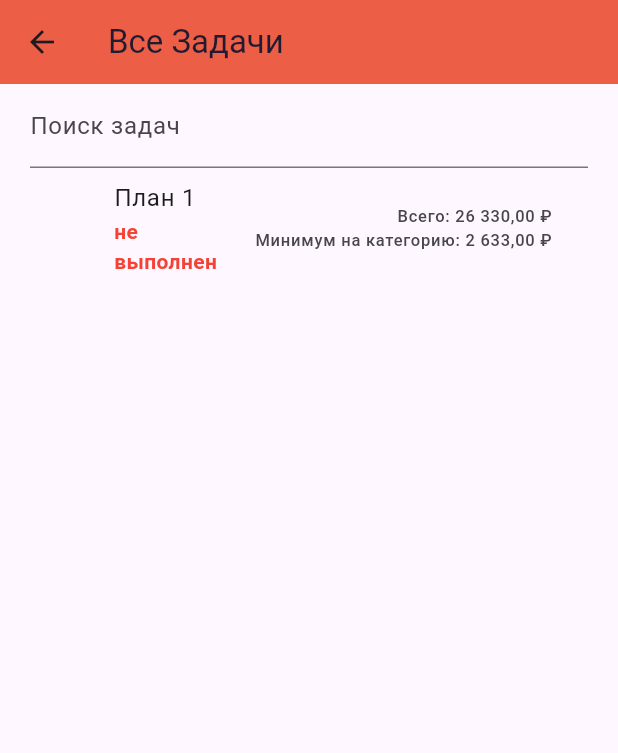
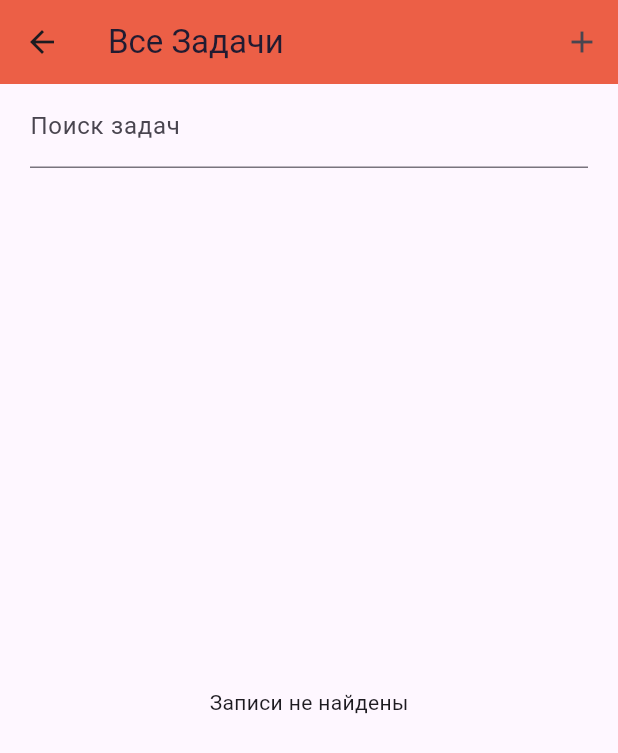
Before and after one commit to 517ANT38/Expense-tracker-app-Flutter, a Flutter app: the screen it shows after launch, after a tap on "Задачи", on a phone screen of 412 x 824 dp. Shown: the top 753 px of the screen. Run offline on Flutter 3.47's test engine with Material 3 defaults, Android fonts, the phone set to English and light mode, and no system bars; our stand-ins replace fl_chart, shared_preferences, sqflite, sqflite_common_ffi; accounts and stored records are empty.

Commit message:
add change

```diff
--- a/lib/constants/icons.dart
+++ b/lib/constants/icons.dart
@@ -8,3 +8,12 @@ Map<String, IconData> icons = {
   'Учеба': Icons.science,
   'Прочее': Icons.local_activity,
 };
+
+Map<String, String> trans = {
+  'Транспорт': 'car',
+  'Хобби': 'palette',
+  'Еда и напитки': 'food',
+  'Развлечения': 'headphones',
+  'Учеба': 'science',
+  'Прочее': 'localActivity',
+};
--- a/lib/main.dart
+++ b/lib/main.dart
@@ -4,6 +4,7 @@ import 'package:app_finance/screens/all_plans.dart';
 import 'package:flutter/material.dart';
 import 'package:flutter_localizations/flutter_localizations.dart';
 import 'package:provider/provider.dart';
+import 'package:shared_preferences/shared_preferences.dart';
 import 'package:sqflite/sqflite.dart';
 import 'package:sqflite_common_ffi/sqflite_ffi.dart';
 import './models/database_provider.dart';
@@ -23,6 +24,9 @@ void main() async {
 
 
 Future<void> initApp() async {
+  SharedPreferences.setMockInitialValues({});
+  final SharedPreferences prefs = await SharedPreferences.getInstance();
+  await prefs.setInt("counter", 0);
   if (Platform.isWindows || Platform.isLinux) {
     sqfliteFfiInit();
   }
--- a/lib/models/basket_plan.dart
+++ b/lib/models/basket_plan.dart
@@ -1,29 +1,47 @@
 class BasketPlan {
   final int id;
-  final String title;
   final double allMoney;
-  final double minMoneyCategory;
+  final int  science;
+  final int car;
+  final int food;
+  final int palette;
+  final int headphones;
+  final int localActivity;
+
   bool isDone;
 
   BasketPlan({
     required this.id,
-    required this.title,
     required this.allMoney,
-    required this.minMoneyCategory,
+    required this.science,
+    required this.car,
+    required this.food,
+    required this.palette,
+    required this.headphones,
+    required this.localActivity,
     required this.isDone,
+
   });
 
   Map<String, dynamic> toMap() => {
-        'title': title,
         'allMoney': allMoney.toString(),
-        'minMoneyCategory': minMoneyCategory.toString(),
+        'science': science.toString(),
+        'car': car.toString(),
+        'food': food.toString(),
+        'palette': palette.toString(),
+        'headphones': headphones.toString(),
+        'localActivity': localActivity.toString(),
         'isDone': isDone.toString(),
       };
 
   factory BasketPlan.fromString(Map<String, dynamic> value) => BasketPlan(
       id: value['id'],
-      title: value['title'],
       allMoney: double.parse(value['allMoney']),
-      minMoneyCategory: double.parse(value['minMoneyCategory']),
+      science: int.parse(value['science']),
+      car: int.parse(value['car']),
+      food: int.parse(value['food']),
+      palette: int.parse(value['palette']),
+      headphones: int.parse(value['headphones']),
+      localActivity: int.parse(value['localActivity']),
       isDone: bool.parse(value['isDone']));
 }
--- a/lib/models/database_provider.dart
+++ b/lib/models/database_provider.dart
@@ -1,8 +1,10 @@
 import 'dart:math';
 
 import 'package:app_finance/models/basket_plan.dart';
+import 'package:app_finance/widgets/expense_screen/plan_card.dart';
 import 'package:flutter/material.dart';
 import 'package:path_provider/path_provider.dart';
+import 'package:shared_preferences/shared_preferences.dart';
 import 'package:sqflite/sqflite.dart';
 import 'package:path/path.dart';
 import '../constants/icons.dart';
@@ -21,7 +23,7 @@ class DatabaseProvider with ChangeNotifier {
   List<BasketPlan> get plans {return _searchText != ''
         ? _plans
             .where((e) =>
-                e.title.toLowerCase().contains(_searchText.toLowerCase()))
+                e.id == int.tryParse(_searchText.split('').last))
             .toList()
         : _plans;
   }
@@ -46,9 +48,10 @@ class DatabaseProvider with ChangeNotifier {
     const dbName = 'expense_tc.db';
     final path = join(dbDirectory.path, dbName);
 
-    // if (await databaseExists(path)) {
-    //   await deleteDatabase(path);
-    // }
+    if (await databaseExists(path)) {
+      _database = await openDatabase(path);
+      return _database!;
+    }
 
     _database = await openDatabase(
       path,
@@ -63,12 +66,17 @@ class DatabaseProvider with ChangeNotifier {
   static const cTable = 'categoryTable';
   static const eTable = 'expenseTable';
   static const pTable = 'planTable';
+
+
   Future<void> _createDb(Database db, int version) async {
 
 
     await db.transaction((txn) async {
 
+
+
       await txn.execute('''CREATE TABLE $cTable(
+        id INTEGER PRIMARY KEY AUTOINCREMENT,
         title TEXT,
         entries INTEGER,
         totalAmount TEXT
@@ -86,26 +94,16 @@ class DatabaseProvider with ChangeNotifier {
         id INTEGER PRIMARY KEY AUTOINCREMENT,
         title TEXT,
         allMoney TEXT,
-        minMoneyCategory TEXT,
+        science TEXT,
+        car TEXT,
+        food TEXT,
+        palette TEXT,
+        headphones TEXT,
+        localActivity TEXT,
         isDone TEXT
       )''');
 
-      final allMoneyRandom = Random().nextInt(180001) +
-          20000;
-      final minMoneyCategory =
-          (allMoneyRandom * 0.1).toStringAsFixed(2);
-      int? count = Sqflite.firstIntValue(
-          await txn.rawQuery('SELECT COUNT(*) FROM $pTable'));
-      if (count == 0) {
-        await txn.insert(pTable, {
-          'title': 'План 1',
-          'allMoney': allMoneyRandom.toString(),
-          'minMoneyCategory': minMoneyCategory,
-          'isDone': 'false',
-        });
-      }
-
-      for (int i = 0; i < icons.length; i++) {
+     for (int i = 0; i < icons.length; i++) {
         await txn.insert(cTable, {
           'title': icons.keys.toList()[i],
           'entries': 0,
@@ -174,9 +172,42 @@ class DatabaseProvider with ChangeNotifier {
     });
   }
 
+  List<int> genRandomListProcent(){
+    var random = Random();
+    var numbers = List<int>.generate(6, (index) => random.nextInt(100));
+
+
+    while (numbers.reduce((a, b) => a + b) != 100) {
+      numbers = List<int>.generate(6, (index) => random.nextInt(100));
+    }
+
+    return numbers;
+  }
+
+
+  Future<void> generatePlan() async {
+    final sum = Random().nextInt(10000)+20000.0;
+    final nums = genRandomListProcent();
+    var  p = BasketPlan(
+      id: 0,
+      allMoney: sum,
+      car: nums[0],
+      food: nums[1],
+      palette: nums[3],
+      science: nums[4],
+      localActivity: nums[5],
+      headphones:  nums[2],
+      isDone: false
+      );
+    await addPlan(p);
+
+  }
+
   Future<void> addPlan(BasketPlan bsp) async {
     final db = await database;
     await db.transaction((txn) async {
+
+
       await txn
           .insert(
         pTable,
@@ -186,9 +217,13 @@ class DatabaseProvider with ChangeNotifier {
           .then((generatedId) {
         final file = BasketPlan(
             id: generatedId,
-            title: bsp.title,
             allMoney: bsp.allMoney,
-            minMoneyCategory: bsp.minMoneyCategory,
+            science : bsp.science,
+            car: bsp.car,
+            food: bsp.food,
+            palette: bsp.palette,
+            headphones: bsp.headphones,
+            localActivity: bsp.localActivity,
             isDone: bsp.isDone);
 
         _plans.add(file);
@@ -227,58 +262,48 @@ class DatabaseProvider with ChangeNotifier {
 
     await db.transaction((txn) async {
 
+
       if (_plans.length != 0) {
-        double totalAmount = 0.0;
-        bool isCheck = true;
+        BasketPlan? res = null;
+        var fl = true;
+        for(final p in _plans){
 
-        for (final expense in _expenses) {
-          totalAmount += expense.amount;
-        }
+          var m = p.toMap();
+          for (final category in _categories) {
+            if (!(findCategory(category.title).totalAmount.toInt() ==
+                (p.allMoney * (int.parse(m[trans[category.title]])/100)).toInt())) {
+                break;
+            }
+          }
 
 
-        final lastPlan = _plans.last;
-
-        for (final category in _categories) {
-          if (findCategory(category.title).totalAmount <
-              lastPlan.minMoneyCategory) {
-            isCheck = false;
+          if(fl){
+            res = p;
           }
         }
 
-        if (totalAmount == lastPlan.allMoney && isCheck) {
-          lastPlan.isDone = true;
+        if (res != null) {
+          final SharedPreferences prefs = await SharedPreferences.getInstance();
+          res.isDone = true;
           await txn.update(
             pTable,
-            lastPlan.toMap(),
+            res.toMap(),
             where: 'id = ?',
-            whereArgs: [lastPlan.id],
+            whereArgs: [res.id],
           );
+          win = true;
 
-          await txn.delete(eTable);
-
-          for (final category in _categories) {
-            updateCategory(category.title, 0, 0);
+          int? c = await prefs.getInt("counter");
+          if(c == null){
+            c = 5;
           }
-
-          final allMoneyRandom = Random().nextInt(180001) + 20000;
-          final minMoneyCategory = (allMoneyRandom * 0.1).toStringAsFixed(2);
-
-          await txn.insert(pTable, {
-            'title': 'План ' + (lastPlan.id + 1).toString(),
-            'allMoney': allMoneyRandom.toString(),
-            'minMoneyCategory': minMoneyCategory,
-            'isDone': 'false',
-          });
-
-          win = true;
-        }
-
-      }
-
-    });
-
-    print(4);
-    return win;
+          else {
+            c += 5;
+          }
+           notifyListeners();
+          await prefs.setInt("counter", c);
+        }}});
+        return win;
   }
 
   Future<void> deleteExpense(int expId, String category, double amount) async {
--- a/lib/screens/all_plans.dart
+++ b/lib/screens/all_plans.dart
@@ -1,5 +1,7 @@
+import 'package:app_finance/models/database_provider.dart';
 import 'package:app_finance/widgets/all_expenses_screen/all_plans_fetcher.dart';
 import 'package:flutter/material.dart';
+import 'package:provider/provider.dart';
 
 class AllPlans extends StatefulWidget {
   const AllPlans({super.key});
@@ -10,10 +12,17 @@ class AllPlans extends StatefulWidget {
 }
 
 class _AllExpensesState extends State<AllPlans> {
+
+
   @override
   Widget build(BuildContext context) {
+    final provider = Provider.of<DatabaseProvider>(context, listen: false);
     return Scaffold(
       appBar: AppBar(
+
+        actions: [IconButton(onPressed: (){
+          provider.generatePlan();
+        }, icon: Icon(Icons.add))],
         leading: IconButton(
           icon: Icon(Icons.arrow_back),
           onPressed: () {
--- a/lib/widgets/all_expenses_screen/all_plans_fetcher.dart
+++ b/lib/widgets/all_expenses_screen/all_plans_fetcher.dart
@@ -3,7 +3,6 @@ import 'package:app_finance/widgets/all_expenses_screen/plan_search.dart';
 import 'package:flutter/material.dart';
 import 'package:provider/provider.dart';
 import '../../models/database_provider.dart';
-import './all_expenses_list.dart';
 
 class AllPlansFetcher extends StatefulWidget {
   const AllPlansFetcher({super.key});
--- a/lib/widgets/expense_screen/plan_card.dart
+++ b/lib/widgets/expense_screen/plan_card.dart
@@ -1,7 +1,6 @@
 import 'package:app_finance/models/basket_plan.dart';
 import 'package:flutter/material.dart';
 import 'package:intl/intl.dart';
-import './confirm_box.dart';
 
 class PlanCard extends StatelessWidget {
   final BasketPlan bsp;
@@ -12,18 +11,12 @@ class PlanCard extends StatelessWidget {
     return Dismissible(
       key: ValueKey(bsp.id),
       direction: DismissDirection.none,
-      // confirmDismiss: (_) async {
-      //   showDialog(
-      //     context: context,
-      //     builder: (_) => ConfirmBox(bsp: bsp),
-      //   );
-      // },
+
       child: ListTile(
         leading: Padding(
           padding: const EdgeInsets.all(8.0),
-          // child: Icon(icons[bsp.category]),
         ),
-        title: Text(bsp.title),
+        title: Text("Задача ${bsp.id}"),
         subtitle: Text(
           bsp.isDone ? 'выполнен' : 'не выполнен',
           style: TextStyle(
@@ -35,10 +28,14 @@ class PlanCard extends StatelessWidget {
           crossAxisAlignment: CrossAxisAlignment.end,
           mainAxisAlignment: MainAxisAlignment.center,
           children: [
-            Text('Всего: ' + NumberFormat.currency(locale: 'ru_IN', symbol: '₽')
+
+            Text('Требуется распределить сумму денег: на учебу ${bsp.science}%, '+
+            'на транспорт ${bsp.car}%, на еду и напитки ${bsp.food}%, на хобби ${bsp.palette}%,'
+             'на равлечения ${bsp.headphones}%, и на прочее ${bsp.localActivity}%'),
+
+            Text('Сумма для задания: ' + NumberFormat.currency(locale: 'ru_IN', symbol: '₽')
                 .format(bsp.allMoney)),
-            Text('Минимум на категорию: ' + NumberFormat.currency(locale: 'ru_IN', symbol: '₽').format(
-                bsp.minMoneyCategory)),
+
           ],
         ),
       ),
--- a/pubspec.yaml
+++ b/pubspec.yaml
@@ -12,7 +12,7 @@ environment:
 dependencies:
   flutter:
     sdk: flutter
-
+  shared_preferences: ^2.2.3
   path_provider: ^2.1.2
   cupertino_icons: ^1.0.2
   sqflite: ^2.2.4+1
```
Also changed, not shown: lib/widgets/category_screen/category_fetcher.dart (+33 -1 lines), pubspec.lock, 1 other file.
